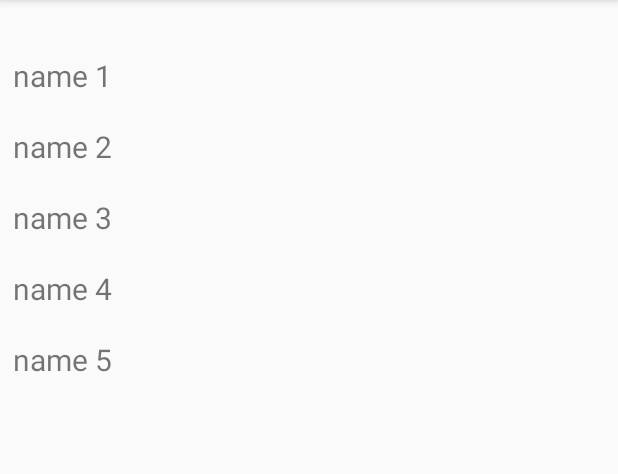
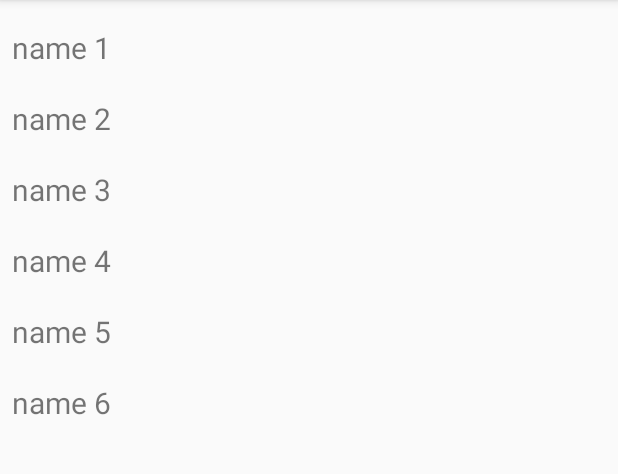
Before and after one commit to LamPhatWEBSOFT/ListViewDemo, an Android app: the screen it shows after launch (MainActivity), after a tap on "ADD", on a phone screen of 412 x 824 dp, the part 84-558 px from its top. Run offline under Robolectric (Android 15) with nearby library versions, the phone set to English and light mode, and no system bars.

Commit message:
update code

```diff
--- a/app/src/main/java/com/example/listviewdemo/CustomRecyclerViewAdapter.kt
+++ b/app/src/main/java/com/example/listviewdemo/CustomRecyclerViewAdapter.kt
@@ -1,5 +1,6 @@
 package com.example.listviewdemo
 
+import android.os.Bundle
 import android.support.v7.util.DiffUtil
 import android.support.v7.widget.RecyclerView
 import android.view.LayoutInflater
@@ -7,7 +8,9 @@ import android.view.View
 import android.view.ViewGroup
 import kotlinx.android.synthetic.main.employee_item.view.*
 
-class CustomRecyclerViewAdapter constructor(val employees: ArrayList<Employee>): RecyclerView.Adapter<CustomHolder>() {
+class CustomRecyclerViewAdapter constructor(private val employees: ArrayList<Employee>,
+                                            private val itemListener: (employee: Employee, position: Int)-> Unit)
+    : RecyclerView.Adapter<CustomHolder>() {
     override fun onCreateViewHolder(p0: ViewGroup, p1: Int): CustomHolder {
         return CustomHolder.create(p0)
     }
@@ -15,23 +18,50 @@ class CustomRecyclerViewAdapter constructor(val employees: ArrayList<Employee>):
     override fun getItemCount(): Int = employees.size
 
     override fun onBindViewHolder(p0: CustomHolder, p1: Int) {
-        p0.bindTo(employees[p1])
+        p0.bindTo(employees[p1], p1, itemListener)
     }
 
-    fun updateEmployeeList(newEmployees: ArrayList<Employee>){
-        val diffCallback = EmployeeDiffCallback(this.employees, newEmployees)
+    fun addNewEmployee(newEmployee: Employee){
+        val newList = employees.toMutableList()
+        newList.add(newEmployee)
+        updateAdapter(newList)
+    }
+
+    fun updateEmployeeName(employee: Employee, position: Int){
+        val newList = employees.toMutableList()
+        newList.set(position, employee)
+        updateAdapter(newList)
+    }
+
+    private fun updateAdapter(newList: List<Employee>){
+        val diffCallback = EmployeeDiffCallback(this.employees, newList)
         val diffResult = DiffUtil.calculateDiff(diffCallback)
+        diffResult.dispatchUpdatesTo(this)
         employees.clear()
-        employees.addAll(newEmployees)
-        diffResult.dispatchUpdatesTo(this)
+        employees.addAll(newList)
+    }
+
+    override fun onBindViewHolder(holder: CustomHolder, position: Int, payloads: MutableList<Any>) {
+        if (payloads.isEmpty())
+            super.onBindViewHolder(holder, position, payloads)
+        else{
+            val bundle = payloads[0] as Bundle
+             for (key in bundle.keySet()){
+                 if (key.equals("name")){
+                     holder.view.txt_name.text = employees[position].name
+                 }
+
+             }
+        }
     }
 }
 
 class CustomHolder(val view: View) : RecyclerView.ViewHolder(view){
 
-    fun bindTo(employee: Employee){
+    fun bindTo(employee: Employee, position: Int, itemListener: (employee: Employee, position: Int)-> Unit){
         employee?.let {
             view.txt_name.text = employee.name
+            view.setOnClickListener { itemListener(employee, position) }
         }
     }
 
--- a/app/src/main/java/com/example/listviewdemo/Employee.kt
+++ b/app/src/main/java/com/example/listviewdemo/Employee.kt
@@ -1,7 +1,7 @@
 package com.example.listviewdemo
 
 data class Employee(
-    val id: Int,
-    val name: String,
+    var id: Int,
+    var name: String,
     val role: String
 )
--- a/app/src/main/java/com/example/listviewdemo/MainActivity.kt
+++ b/app/src/main/java/com/example/listviewdemo/MainActivity.kt
@@ -1,12 +1,13 @@
 package com.example.listviewdemo
 
+import android.content.Context
 import android.support.v7.app.AppCompatActivity
 import android.os.Bundle
+import android.support.v7.app.AlertDialog
 import android.support.v7.widget.LinearLayoutManager
-import android.view.Menu
-import android.view.MenuInflater
-import android.view.MenuItem
+import android.view.*
 import kotlinx.android.synthetic.main.activity_main.*
+import kotlinx.android.synthetic.main.dialog_update_name.view.*
 
 class MainActivity : AppCompatActivity() {
 
@@ -28,7 +29,9 @@ class MainActivity : AppCompatActivity() {
     private fun initAdapter(){
         val linearLayoutManager = LinearLayoutManager(this,
             LinearLayoutManager.VERTICAL, false)
-        customAdapter = CustomRecyclerViewAdapter(initEmployee())
+        customAdapter = CustomRecyclerViewAdapter(initEmployee()){ employee: Employee, i: Int ->
+            showDialog(employee, i)
+        }
         rv_employee.layoutManager = linearLayoutManager
         rv_employee.adapter = customAdapter
     }
@@ -42,13 +45,28 @@ class MainActivity : AppCompatActivity() {
     override fun onOptionsItemSelected(item: MenuItem): Boolean {
         return when (item.itemId){
             R.id.add -> {
-                val list = employees;
-                list.add(Employee(6, "phat", "phat"))
-                customAdapter.updateEmployeeList(list)
+                val newId = employees.last().id+1
+                customAdapter.addNewEmployee(Employee(newId, "name $newId", "phat"))
                 true
 
             }
             else -> super.onOptionsItemSelected(item)
         }
     }
+
+    fun showDialog(employee: Employee, i: Int) {
+        val dialogBuilder = AlertDialog.Builder(this)
+        val dialogView = layoutInflater.inflate(R.layout.dialog_update_name, null)
+        dialogBuilder.setView(dialogView)
+        val alertDialog = dialogBuilder.create()
+        alertDialog.requestWindowFeature(Window.FEATURE_NO_TITLE)
+        dialogView.btn_ok.setOnClickListener {
+            val newEmployee = Employee(employee.id, employee.name, employee.role)
+            newEmployee.name = dialogView.et_name.text.toString()
+            customAdapter.updateEmployeeName(newEmployee, i)
+            alertDialog.dismiss()
+        }
+        dialogView.btn_cancel.setOnClickListener { alertDialog.dismiss()  }
+        alertDialog.show()
+    }
 }
--- a/app/src/main/res/layout/activity_main.xml
+++ b/app/src/main/res/layout/activity_main.xml
@@ -7,8 +7,8 @@
         android:layout_height="match_parent"
         tools:context=".MainActivity">
     <android.support.v7.widget.RecyclerView
-            android:layout_width="395dp"
-            android:layout_height="715dp" app:layout_constraintTop_toTopOf="parent"
+            android:layout_width="0dp"
+            android:layout_height="0dp" app:layout_constraintTop_toTopOf="parent"
             android:layout_marginTop="8dp" android:layout_marginEnd="8dp" android:layout_marginRight="8dp"
             app:layout_constraintEnd_toEndOf="parent" app:layout_constraintBottom_toBottomOf="parent"
             android:layout_marginBottom="8dp" app:layout_constraintStart_toStartOf="parent"
--- a/app/src/main/res/layout/employee_item.xml
+++ b/app/src/main/res/layout/employee_item.xml
@@ -1,10 +1,12 @@
 <?xml version="1.0" encoding="utf-8"?>
-<LinearLayout xmlns:android="http://schemas.android.com/apk/res/android"
-                                             android:layout_width="match_parent"
-                                             android:layout_height="wrap_content"
-              android:paddingBottom="10dp"
-              android:paddingTop="10dp"
-android:orientation="vertical">
+<LinearLayout
+    xmlns:android="http://schemas.android.com/apk/res/android"
+    android:layout_width="match_parent"
+    android:layout_height="wrap_content"
+    android:paddingBottom="10dp"
+    android:paddingTop="10dp"
+    android:background="?selectableItemBackground"
+    android:orientation="vertical">
     <TextView
         android:id="@+id/txt_name"
         android:layout_width="match_parent"
```
Also changed, not shown: app/src/main/java/com/example/listviewdemo/EmployeeDiffCallback.kt (+14 -0 lines), app/src/main/res/layout/dialog_update_name.xml (added, +40 -0 lines).
